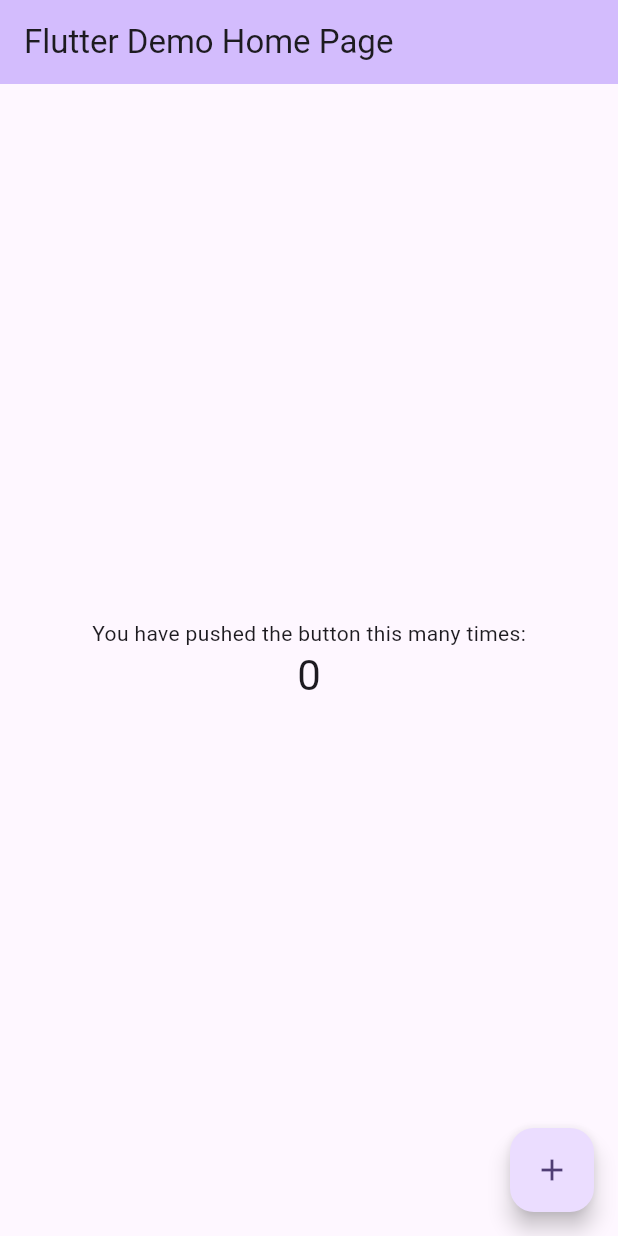
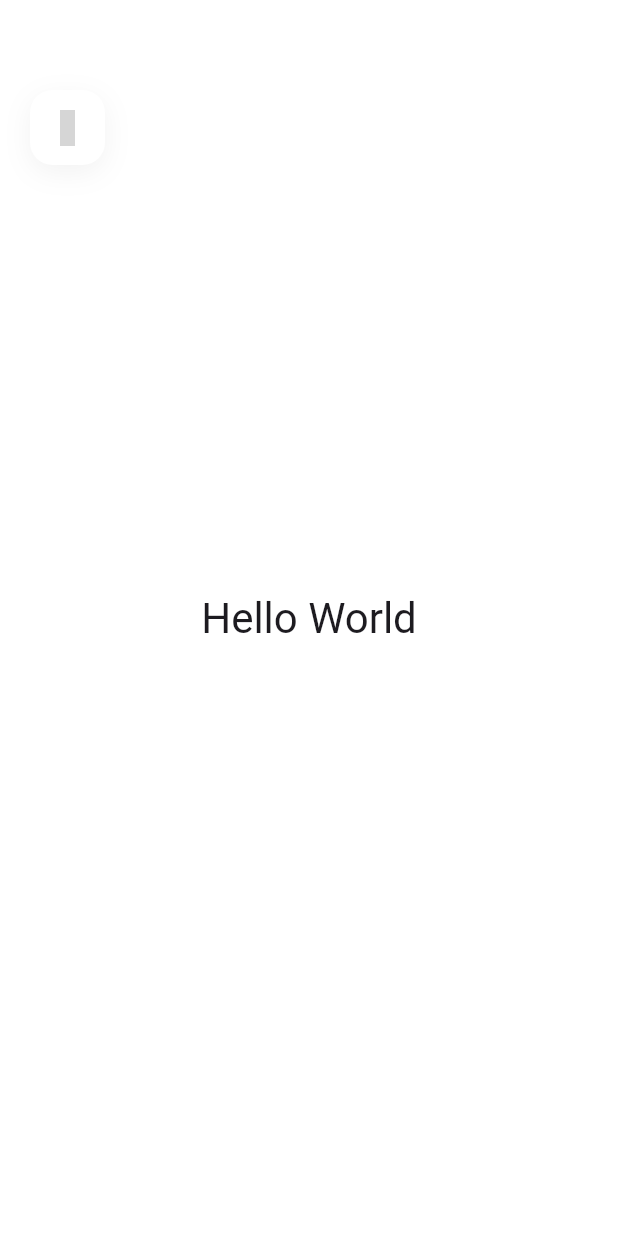
Before and after one commit to PhanBaDu/ltdd_flutter, a Flutter app: the screen it shows after launch, on a phone screen of 412 x 824 dp. Run offline on Flutter 3.47's test engine with Material 3 defaults, Android fonts, the phone set to English and light mode, and no system bars; our stand-ins replace iconsax; grey boxes are pictures that could not be loaded.

Commit message:
feat: add multiple exercise screens, implement basic navigation with a menu button and app drawer, and include iconsax dependency.

```diff
--- a/lib/main.dart
+++ b/lib/main.dart
@@ -1,4 +1,6 @@
 import 'package:flutter/material.dart';
+import 'package:ltdd_flutter/widgets/app_drawer.dart';
+import 'package:ltdd_flutter/widgets/menu_button.dart';
 
 void main() {
   runApp(const MyApp());
@@ -7,116 +9,54 @@ void main() {
 class MyApp extends StatelessWidget {
   const MyApp({super.key});
 
-  // This widget is the root of your application.
   @override
   Widget build(BuildContext context) {
     return MaterialApp(
+      debugShowCheckedModeBanner: false,
       title: 'Flutter Demo',
       theme: ThemeData(
-        // This is the theme of your application.
-        //
-        // TRY THIS: Try running your application with "flutter run". You'll see
-        // the application has a purple toolbar. Then, without quitting the app,
-        // try changing the seedColor in the colorScheme below to Colors.green
-        // and then invoke "hot reload" (save your changes or press the "hot
-        // reload" button in a Flutter-supported IDE, or press "r" if you used
-        // the command line to start the app).
-        //
-        // Notice that the counter didn't reset back to zero; the application
-        // state is not lost during the reload. To reset the state, use hot
-        // restart instead.
-        //
-        // This works for code too, not just values: Most code changes can be
-        // tested with just a hot reload.
         colorScheme: ColorScheme.fromSeed(seedColor: Colors.deepPurple),
+        useMaterial3: true,
       ),
-      home: const MyHomePage(title: 'Flutter Demo Home Page'),
+      home: const HomeScreen(),
     );
   }
 }
 
-class MyHomePage extends StatefulWidget {
-  const MyHomePage({super.key, required this.title});
-
-  // This widget is the home page of your application. It is stateful, meaning
-  // that it has a State object (defined below) that contains fields that affect
-  // how it looks.
-
-  // This class is the configuration for the state. It holds the values (in this
-  // case the title) provided by the parent (in this case the App widget) and
-  // used by the build method of the State. Fields in a Widget subclass are
-  // always marked "final".
-
-  final String title;
-
-  @override
-  State<MyHomePage> createState() => _MyHomePageState();
-}
-
-class _MyHomePageState extends State<MyHomePage> {
-  int _counter = 0;
-
-  void _incrementCounter() {
-    setState(() {
-      // This call to setState tells the Flutter framework that something has
-      // changed in this State, which causes it to rerun the build method below
-      // so that the display can reflect the updated values. If we changed
-      // _counter without calling setState(), then the build method would not be
-      // called again, and so nothing would appear to happen.
-      _counter++;
-    });
-  }
+class HomeScreen extends StatelessWidget {
+  const HomeScreen({super.key});
 
   @override
   Widget build(BuildContext context) {
-    // This method is rerun every time setState is called, for instance as done
-    // by the _incrementCounter method above.
-    //
-    // The Flutter framework has been optimized to make rerunning build methods
-    // fast, so that you can just rebuild anything that needs updating rather
-    // than having to individually change instances of widgets.
     return Scaffold(
-      appBar: AppBar(
-        // TRY THIS: Try changing the color here to a specific color (to
-        // Colors.amber, perhaps?) and trigger a hot reload to see the AppBar
-        // change color while the other colors stay the same.
-        backgroundColor: Theme.of(context).colorScheme.inversePrimary,
-        // Here we take the value from the MyHomePage object that was created by
-        // the App.build method, and use it to set our appbar title.
-        title: Text(widget.title),
+      drawer: const AppDrawer(),
+      body: Builder(
+        builder: (context) {
+          return Stack(
+            children: [
+              // Main Content
+              Container(
+                width: double.infinity,
+                height: double.infinity,
+                color: Colors.white,
+                child: Center(
+                  child: Text(
+                    'Hello World',
+                    style: Theme.of(context).textTheme.headlineMedium,
+                  ),
+                ),
+              ),
+
+              // Menu Button positioned via Stack (internally uses Positioned)
+              MenuButton(
+                onPressed: () {
+                  Scaffold.of(context).openDrawer();
+                },
+              ),
+            ],
+          );
+        },
       ),
-      body: Center(
-        // Center is a layout widget. It takes a single child and positions it
-        // in the middle of the parent.
-        child: Column(
-          // Column is also a layout widget. It takes a list of children and
-          // arranges them vertically. By default, it sizes itself to fit its
-          // children horizontally, and tries to be as tall as its parent.
-          //
-          // Column has various properties to control how it sizes itself and
-          // how it positions its children. Here we use mainAxisAlignment to
-          // center the children vertically; the main axis here is the vertical
-          // axis because Columns are vertical (the cross axis would be
-          // horizontal).
-          //
-          // TRY THIS: Invoke "debug painting" (choose the "Toggle Debug Paint"
-          // action in the IDE, or press "p" in the console), to see the
-          // wireframe for each widget.
-          mainAxisAlignment: MainAxisAlignment.center,
-          children: <Widget>[
-            const Text('You have pushed the button this many times:'),
-            Text(
-              '$_counter',
-              style: Theme.of(context).textTheme.headlineMedium,
-            ),
-          ],
-        ),
-      ),
-      floatingActionButton: FloatingActionButton(
-        onPressed: _incrementCounter,
-        tooltip: 'Increment',
-        child: const Icon(Icons.add),
-      ), // This trailing comma makes auto-formatting nicer for build methods.
     );
   }
 }
--- /dev/null
+++ b/lib/widgets/menu_button.dart
@@ -0,0 +1,43 @@
+import 'package:flutter/material.dart';
+import 'package:iconsax/iconsax.dart';
+
+class MenuButton extends StatelessWidget {
+  final VoidCallback onPressed;
+
+  const MenuButton({super.key, required this.onPressed});
+
+  @override
+  Widget build(BuildContext context) {
+    return Positioned(
+      top: 60, // Adjust for Status Bar
+      left: 20,
+      child: Material(
+        color: Colors.transparent,
+        child: InkWell(
+          onTap: onPressed,
+          borderRadius: BorderRadius.circular(15),
+          child: Container(
+            height: 50,
+            width: 50,
+            decoration: BoxDecoration(
+              color: Colors.white,
+              borderRadius: BorderRadius.circular(15),
+              boxShadow: [
+                BoxShadow(
+                  color: Colors.black.withOpacity(0.05),
+                  blurRadius: 15,
+                  offset: const Offset(0, 5),
+                ),
+              ],
+            ),
+            child: const Icon(
+              Iconsax.menu_1, // Using menu icon as sidebar representation
+              color: Colors.black87,
+              size: 24,
+            ),
+          ),
+        ),
+      ),
+    );
+  }
+}
--- a/pubspec.yaml
+++ b/pubspec.yaml
@@ -34,6 +34,7 @@ dependencies:
   # The following adds the Cupertino Icons font to your application.
   # Use with the CupertinoIcons class for iOS style icons.
   cupertino_icons: ^1.0.8
+  iconsax: ^0.0.8
 
 dev_dependencies:
   flutter_test:
```
Also changed, not shown: lib/screens/baitap1/baitap1_screen.dart (added, +20 -0 lines), lib/screens/baitap2/baitap2_screen.dart (added, +20 -0 lines), lib/screens/baitap3/baitap3_screen.dart (added, +20 -0 lines), lib/screens/baitap4/baitap4_screen.dart (added, +20 -0 lines), lib/screens/baitap5/baitap5_screen.dart (added, +20 -0 lines), lib/screens/baitap6/baitap6_screen.dart (added, +20 -0 lines), lib/screens/baitap7/baitap7_screen.dart (added, +20 -0 lines), lib/screens/baitap8/baitap8_screen.dart (added, +20 -0 lines), lib/widgets/app_drawer.dart (added, +176 -0 lines), pubspec.lock.
